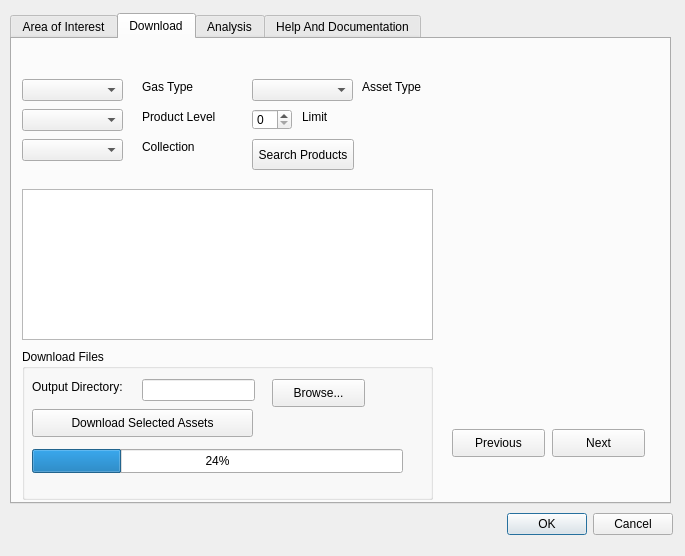
Above: widget.ui from akanyaser/carbon_mapper_tool before the change. Below: the same form after it.
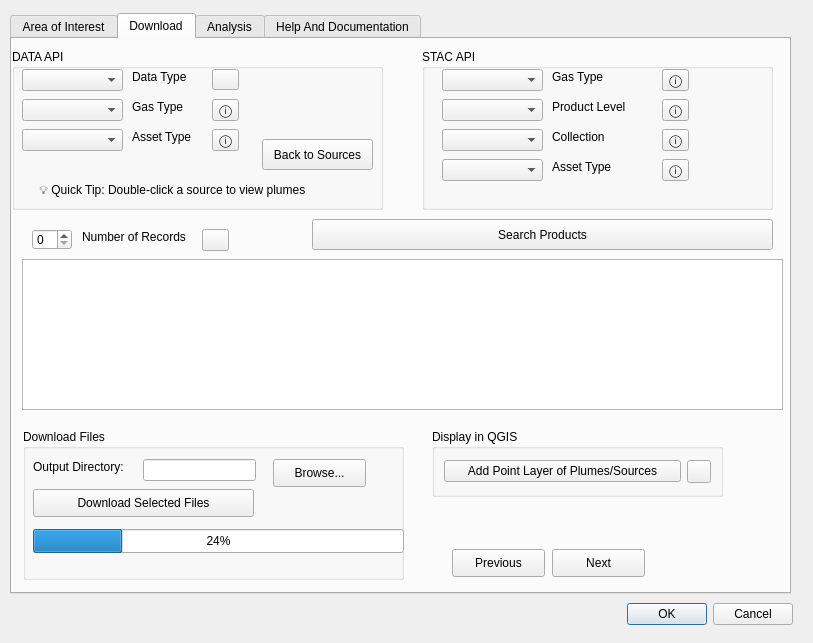
That is the form after the change. The open tabs and pages were chosen to show the change.

Commit message: Release v1.0.0: refactor plugin, add statistical comparison tool and update Data API support

What changed in the file:
```diff
--- a/widget.ui
+++ b/widget.ui
@@ -6,8 +6,8 @@
    <rect>
     <x>0</x>
     <y>0</y>
-    <width>685</width>
-    <height>556</height>
+    <width>813</width>
+    <height>643</height>
    </rect>
   </property>
   <property name="windowTitle">
@@ -18,12 +18,12 @@
     <rect>
      <x>10</x>
      <y>13</y>
-     <width>661</width>
-     <height>491</height>
+     <width>781</width>
+     <height>581</height>
     </rect>
    </property>
    <property name="currentIndex">
-    <number>1</number>
+    <number>2</number>
    </property>
    <widget class="QWidget" name="tab">
     <attribute name="title">
@@ -32,8 +32,8 @@
     <widget class="QLineEdit" name="token_input">
      <property name="geometry">
       <rect>
-       <x>0</x>
-       <y>10</y>
+       <x>10</x>
+       <y>50</y>
        <width>131</width>
        <height>24</height>
       </rect>
@@ -42,8 +42,8 @@
     <widget class="QLabel" name="label">
      <property name="geometry">
       <rect>
-       <x>140</x>
-       <y>10</y>
+       <x>150</x>
+       <y>50</y>
        <width>171</width>
        <height>16</height>
       </rect>
@@ -56,7 +56,7 @@
      <property name="geometry">
       <rect>
        <x>20</x>
-       <y>330</y>
+       <y>400</y>
        <width>63</width>
        <height>16</height>
       </rect>
@@ -69,7 +69,7 @@
      <property name="geometry">
       <rect>
        <x>90</x>
-       <y>330</y>
+       <y>400</y>
        <width>90</width>
        <height>24</height>
       </rect>
@@ -82,7 +82,7 @@
      <property name="geometry">
       <rect>
        <x>20</x>
-       <y>360</y>
+       <y>430</y>
        <width>56</width>
        <height>16</height>
       </rect>
@@ -95,7 +95,7 @@
      <property name="geometry">
       <rect>
        <x>90</x>
-       <y>360</y>
+       <y>430</y>
        <width>90</width>
        <height>24</height>
       </rect>
@@ -108,7 +108,7 @@
      <property name="geometry">
       <rect>
        <x>10</x>
-       <y>40</y>
+       <y>90</y>
        <width>191</width>
        <height>20</height>
       </rect>
@@ -124,7 +124,7 @@
      <property name="geometry">
       <rect>
        <x>10</x>
-       <y>60</y>
+       <y>110</y>
        <width>181</width>
        <height>20</height>
       </rect>
@@ -137,7 +137,7 @@
      <property name="geometry">
       <rect>
        <x>10</x>
-       <y>100</y>
+       <y>170</y>
        <width>261</width>
        <height>157</height>
       </rect>
@@ -192,7 +192,7 @@
      <property name="geometry">
       <rect>
        <x>10</x>
-       <y>280</y>
+       <y>350</y>
        <width>261</width>
        <height>28</height>
       </rect>
@@ -214,86 +214,100 @@
       <string>Next</string>
      </property>
     </widget>
+    <widget class="QRadioButton" name="radio_layer_aoi">
+     <property name="geometry">
+      <rect>
+       <x>10</x>
+       <y>130</y>
+       <width>91</width>
+       <height>20</height>
+      </rect>
+     </property>
+     <property name="text">
+      <string>Layer AOI:</string>
+     </property>
+    </widget>
+    <widget class="QComboBox" name="combo_aoi_layer">
+     <property name="geometry">
+      <rect>
+       <x>100</x>
+       <y>130</y>
+       <width>81</width>
+       <height>22</height>
+      </rect>
+     </property>
+    </widget>
+    <widget class="QComboBox" name="combo_api">
+     <property name="geometry">
+      <rect>
+       <x>10</x>
+       <y>20</y>
+       <width>131</width>
+       <height>22</height>
+      </rect>
+     </property>
+    </widget>
+    <widget class="QLabel" name="label_api">
+     <property name="geometry">
+      <rect>
+       <x>150</x>
+       <y>20</y>
+       <width>55</width>
+       <height>16</height>
+      </rect>
+     </property>
+     <property name="text">
+      <string>API </string>
+     </property>
+    </widget>
+    <widget class="QLabel" name="lbl_token_help">
+     <property name="geometry">
+      <rect>
+       <x>330</x>
+       <y>50</y>
+       <width>71</width>
+       <height>16</height>
+      </rect>
+     </property>
+     <property name="font">
+      <font>
+       <italic>true</italic>
+      </font>
+     </property>
+     <property name="text">
+      <string>&lt;a href=&quot;#&quot;&gt;Need Help?&lt;/a&gt;</string>
+     </property>
+     <property name="textFormat">
+      <enum>Qt::RichText</enum>
+     </property>
+     <property name="openExternalLinks">
+      <bool>false</bool>
+     </property>
+    </widget>
+    <widget class="QToolButton" name="btn_info_api_type">
+     <property name="geometry">
+      <rect>
+       <x>350</x>
+       <y>20</y>
+       <width>27</width>
+       <height>22</height>
+      </rect>
+     </property>
+     <property name="text">
+      <string/>
+     </property>
+    </widget>
    </widget>
    <widget class="QWidget" name="tab_2">
     <attribute name="title">
      <string>Download</string>
     </attribute>
-    <widget class="QComboBox" name="collection_combo">
-     <property name="geometry">
-      <rect>
-       <x>10</x>
-       <y>100</y>
-       <width>101</width>
-       <height>22</height>
-      </rect>
-     </property>
-    </widget>
-    <widget class="QLabel" name="label_2">
-     <property name="geometry">
-      <rect>
-       <x>130</x>
-       <y>100</y>
-       <width>55</width>
-       <height>16</height>
-      </rect>
-     </property>
-     <property name="text">
-      <string>Collection</string>
-     </property>
-    </widget>
-    <widget class="QComboBox" name="asset_combo">
-     <property name="geometry">
-      <rect>
-       <x>240</x>
-       <y>40</y>
-       <width>101</width>
-       <height>22</height>
-      </rect>
-     </property>
-    </widget>
-    <widget class="QLabel" name="label_3">
-     <property name="geometry">
-      <rect>
-       <x>350</x>
-       <y>40</y>
-       <width>63</width>
-       <height>16</height>
-      </rect>
-     </property>
-     <property name="text">
-      <string>Asset Type</string>
-     </property>
-    </widget>
-    <widget class="QSpinBox" name="limit_spin">
-     <property name="geometry">
-      <rect>
-       <x>240</x>
-       <y>70</y>
-       <width>40</width>
-       <height>21</height>
-      </rect>
-     </property>
-    </widget>
-    <widget class="QLabel" name="label_4">
-     <property name="geometry">
-      <rect>
-       <x>290</x>
-       <y>70</y>
-       <width>27</width>
-       <height>16</height>
-      </rect>
-     </property>
-     <property name="text">
-      <string>Limit</string>
-     </property>
-    </widget>
     <widget class="QTableWidget" name="products_table">
      <property name="geometry">
       <rect>
        <x>10</x>
-       <y>150</y>
-       <width>411</width>
+       <y>220</y>
+       <width>761</width>
        <height>151</height>
       </rect>
      </property>
@@ -301,9 +315,9 @@
     <widget class="QPushButton" name="search_btn">
      <property name="geometry">
       <rect>
-       <x>240</x>
-       <y>100</y>
-       <width>102</width>
+       <x>300</x>
+       <y>180</y>
+       <width>461</width>
        <height>31</height>
       </rect>
      </property>
@@ -314,9 +328,9 @@
     <widget class="QGroupBox" name="groupBox_2">
      <property name="geometry">
       <rect>
-       <x>10</x>
-       <y>310</y>
-       <width>411</width>
+       <x>11</x>
+       <y>390</y>
+       <width>381</width>
        <height>151</height>
       </rect>
      </property>
@@ -333,7 +347,7 @@
        </rect>
       </property>
       <property name="text">
-       <string>Download Selected Assets</string>
+       <string>Download Selected Files</string>
       </property>
      </widget>
      <widget class="QLabel" name="label_9">
@@ -393,7 +407,7 @@
      <property name="geometry">
       <rect>
        <x>540</x>
-       <y>390</y>
+       <y>510</y>
        <width>93</width>
        <height>28</height>
       </rect>
@@ -406,7 +420,7 @@
      <property name="geometry">
       <rect>
        <x>440</x>
-       <y>390</y>
+       <y>510</y>
        <width>93</width>
        <height>28</height>
       </rect>
@@ -415,291 +429,588 @@
       <string>Previous</string>
      </property>
     </widget>
-    <widget class="QComboBox" name="combo_gas">
+    <widget class="QGroupBox" name="groupBox_3">
      <property name="geometry">
       <rect>
-       <x>10</x>
-       <y>40</y>
-       <width>101</width>
-       <height>22</height>
-      </rect>
-     </property>
-    </widget>
-    <widget class="QLabel" name="label_15">
-     <property name="geometry">
-      <rect>
-       <x>130</x>
-       <y>40</y>
-       <width>55</width>
-       <height>16</height>
-      </rect>
-     </property>
-     <property name="text">
-      <string>Gas Type</string>
-     </property>
-    </widget>
-    <widget class="QLabel" name="label_16">
-     <property name="geometry">
-      <rect>
-       <x>130</x>
-       <y>70</y>
-       <width>81</width>
-       <height>16</height>
-      </rect>
-     </property>
-     <property name="text">
-      <string>Product Level</string>
-     </property>
-    </widget>
-    <widget class="QComboBox" name="combo_level">
-     <property name="geometry">
-      <rect>
-       <x>10</x>
-       <y>70</y>
-       <width>101</width>
-       <height>22</height>
-      </rect>
-     </property>
-    </widget>
-   </widget>
-   <widget class="QWidget" name="Analysis">
-    <attribute name="title">
-     <string>Analysis</string>
-    </attribute>
-    <widget class="QPushButton" name="analysis_prev_btn">
-     <property name="geometry">
-      <rect>
-       <x>540</x>
+       <x>420</x>
        <y>390</y>
-       <width>93</width>
-       <height>28</height>
-      </rect>
-     </property>
-     <property name="text">
-      <string>Previous</string>
-     </property>
-    </widget>
-    <widget class="QGroupBox" name="group_box_ei">
-     <property name="geometry">
-      <rect>
-       <x>340</x>
-       <y>20</y>
        <width>291</width>
-       <height>351</height>
+       <height>68</height>
       </rect>
      </property>
      <property name="title">
-      <string>Plume Environmental Impact Analysis</string>
+      <string>Display in QGIS</string>
      </property>
-     <widget class="QLabel" name="label_13">
-      <property name="geometry">
-       <rect>
-        <x>10</x>
-        <y>30</y>
-        <width>191</width>
-        <height>16</height>
-       </rect>
-      </property>
-      <property name="text">
-       <string>Select Vector Layer For Analysis:</string>
-      </property>
-     </widget>
-     <widget class="QComboBox" name="analysis_vector_combo">
-      <property name="geometry">
-       <rect>
-        <x>10</x>
-        <y>50</y>
-        <width>250</width>
-        <height>22</height>
-       </rect>
-      </property>
-     </widget>
-     <widget class="QLabel" name="label_14">
-      <property name="geometry">
-       <rect>
-        <x>10</x>
-        <y>80</y>
-        <width>141</width>
-        <height>16</height>
-       </rect>
-      </property>
-      <property name="text">
-       <string>Save Analysis Result To:</string>
-      </property>
-     </widget>
-     <widget class="QLineEdit" name="analysis_output_input_ei">
-      <property name="geometry">
-       <rect>
-        <x>10</x>
-        <y>110</y>
-        <width>113</width>
-        <height>22</height>
-       </rect>
-      </property>
-     </widget>
-     <widget class="QPushButton" name="btn_browse_ei">
-      <property name="geometry">
-       <rect>
-        <x>140</x>
-        <y>110</y>
-        <width>93</width>
-        <height>28</height>
-       </rect>
-      </property>
-      <property name="text">
-       <string>Browse...</string>
-      </property>
-     </widget>
-     <widget class="QPushButton" name="btn_run_analysis_ei">
-      <property name="geometry">
-       <rect>
-        <x>10</x>
-        <y>150</y>
-        <width>171</width>
-        <height>28</height>
-       </rect>
-      </property>
-      <property name="text">
-       <string>Run Environmental Analysis</string>
-      </property>
-     </widget>
-     <widget class="QTextEdit" name="analysis_report_txt_ei">
-      <property name="geometry">
-       <rect>
-        <x>20</x>
-        <y>190</y>
-        <width>251</width>
-        <height>151</height>
-       </rect>
-      </property>
-      <property name="readOnly">
-       <bool>true</bool>
-      </property>
-     </widget>
+     <layout class="QHBoxLayout" name="horizontalLayout">
+      <item>
+       <widget class="QPushButton" name="load_features_btn">
+        <property name="text">
+         <string>Add Point Layer of Plumes/Sources</string>
+        </property>
+       </widget>
+      </item>
+      <item>
+       <widget class="QToolButton" name="btn_info_points">
+        <property name="text">
+         <string/>
+        </property>
+       </widget>
+      </item>
+     </layout>
     </widget>
-    <widget class="QGroupBox" name="group_box_hotspot">
+    <widget class="QGroupBox" name="groupBox_stac_api">
      <property name="geometry">
       <rect>
-       <x>20</x>
-       <y>20</y>
-       <width>281</width>
-       <height>411</height>
+       <x>410</x>
+       <y>10</y>
+       <width>351</width>
+       <height>161</height>
       </rect>
      </property>
      <property name="title">
-      <string>Hotspot Analysis</string>
+      <string>STAC API</string>
      </property>
-     <widget class="QLabel" name="label_10">
+     <widget class="QComboBox" name="stac_combo_level">
       <property name="geometry">
        <rect>
-        <x>10</x>
-        <y>30</y>
-        <width>191</width>
+        <x>20</x>
+        <y>50</y>
+        <width>101</width>
+        <height>22</height>
+       </rect>
+      </property>
+     </widget>
+     <widget class="QLabel" name="level_label">
+      <property name="geometry">
+       <rect>
+        <x>130</x>
+        <y>50</y>
+        <width>81</width>
         <height>16</height>
        </rect>
       </property>
       <property name="text">
-       <string>Select Raster Layer For Analysis:</string>
+       <string>Product Level</string>
       </property>
      </widget>
-     <widget class="QComboBox" name="analysis_raster_combo">
+     <widget class="QComboBox" name="stac_combo_collection">
       <property name="geometry">
        <rect>
-        <x>10</x>
-        <y>50</y>
-        <width>250</width>
+        <x>20</x>
+        <y>80</y>
+        <width>101</width>
         <height>22</height>
        </rect>
       </property>
      </widget>
-     <widget class="QLabel" name="label_11">
+     <widget class="QLabel" name="collection_combo_label">
       <property name="geometry">
        <rect>
-        <x>10</x>
+        <x>130</x>
         <y>80</y>
-        <width>207</width>
+        <width>55</width>
         <height>16</height>
        </rect>
       </property>
       <property name="text">
-       <string>Emission Threshold Value (ppm/m):</string>
+       <string>Collection</string>
       </property>
      </widget>
-     <widget class="QLineEdit" name="txt_threshold">
+     <widget class="QComboBox" name="stac_combo_gas">
       <property name="geometry">
        <rect>
-        <x>10</x>
-        <y>100</y>
+        <x>20</x>
+        <y>20</y>
+        <width>101</width>
+        <height>22</height>
+       </rect>
+      </property>
+     </widget>
+     <widget class="QLabel" name="stac_gas_Type_label">
+      <property name="geometry">
+       <rect>
+        <x>130</x>
+        <y>20</y>
+        <width>55</width>
+        <height>16</height>
+       </rect>
+      </property>
+      <property name="text">
+       <string>Gas Type</string>
+      </property>
+     </widget>
+     <widget class="QComboBox" name="stac_combo_asset">
+      <property name="geometry">
+       <rect>
+        <x>20</x>
+        <y>110</y>
+        <width>101</width>
+        <height>22</height>
+       </rect>
+      </property>
+     </widget>
+     <widget class="QLabel" name="stac_api_asset_type_label">
+      <property name="geometry">
+       <rect>
+        <x>130</x>
+        <y>110</y>
         <width>71</width>
-        <height>24</height>
+        <height>16</height>
        </rect>
       </property>
       <property name="text">
-       <string>100</string>
+       <string>Asset Type</string>
       </property>
      </widget>
-     <widget class="QPushButton" name="analysis_browse_btn">
+     <widget class="QToolButton" name="btn_info_stac_gas">
       <property name="geometry">
        <rect>
-        <x>160</x>
-        <y>150</y>
-        <width>93</width>
-        <height>28</height>
+        <x>240</x>
+        <y>20</y>
+        <width>27</width>
+        <height>22</height>
        </rect>
       </property>
       <property name="text">
-       <string>Browse...</string>
+       <string>ⓘ</string>
       </property>
      </widget>
-     <widget class="QLabel" name="label_12">
+     <widget class="QToolButton" name="btn_info_level">
+      <property name="geometry">
+       <rect>
+        <x>240</x>
+        <y>50</y>
+        <width>27</width>
+        <height>22</height>
+       </rect>
+      </property>
+      <property name="text">
+       <string>ⓘ</string>
+      </property>
+     </widget>
+     <widget class="QToolButton" name="btn_info_collection">
+      <property name="geometry">
+       <rect>
+        <x>240</x>
+        <y>80</y>
+        <width>27</width>
+        <height>22</height>
+       </rect>
+      </property>
+      <property name="text">
+       <string>ⓘ</string>
+      </property>
+     </widget>
+     <widget class="QToolButton" name="btn_info_stac_asset">
+      <property name="geometry">
+       <rect>
+        <x>240</x>
+        <y>110</y>
+        <width>27</width>
+        <height>22</height>
+       </rect>
+      </property>
+      <property name="text">
+       <string>ⓘ</string>
+      </property>
+     </widget>
+    </widget>
+    <widget class="QGroupBox" name="groupBox_data_api">
+     <property name="geometry">
+      <rect>
+       <x>0</x>
+       <y>10</y>
+       <width>371</width>
+       <height>161</height>
+      </rect>
+     </property>
+     <property name="title">
+      <string>DATA API</string>
+     </property>
+     <widget class="QComboBox" name="combo_data_type">
+      <property name="geometry">
+       <rect>
+        <x>10</x>
+        <y>20</y>
+        <width>101</width>
+        <height>22</height>
+       </rect>
+      </property>
+     </widget>
+     <widget class="QComboBox" name="combo_gas">
+      <property name="geometry">
+       <rect>
+        <x>10</x>
+        <y>50</y>
+        <width>101</width>
+        <height>22</height>
+       </rect>
+      </property>
+     </widget>
+     <widget class="QComboBox" name="asset_combo">
+      <property name="geometry">
+       <rect>
+        <x>10</x>
+        <y>80</y>
+        <width>101</width>
+        <height>22</height>
+       </rect>
+      </property>
+     </widget>
+     <widget class="QLabel" name="label_3">
+      <property name="geometry">
+       <rect>
+        <x>120</x>
+        <y>80</y>
+        <width>63</width>
+        <height>16</height>
+       </rect>
+      </property>
+      <property name="text">
+       <string>Asset Type</string>
+      </property>
+     </widget>
+     <widget class="QLabel" name="label_17">
+      <property name="geometry">
+       <rect>
+        <x>120</x>
+        <y>20</y>
+        <width>61</width>
+        <height>16</height>
+       </rect>
+      </property>
+      <property name="text">
+       <string>Data Type</string>
+      </property>
+     </widget>
+     <widget class="QLabel" name="data_gas_type_label">
+      <property name="geometry">
+       <rect>
+        <x>120</x>
+        <y>50</y>
+        <width>55</width>
+        <height>16</height>
+       </rect>
+      </property>
+      <property name="text">
+       <string>Gas Type</string>
+      </property>
+     </widget>
+     <widget class="QPushButton" name="btn_back_to_sources">
+      <property name="geometry">
+       <rect>
+        <x>250</x>
+        <y>90</y>
+        <width>111</width>
+        <height>31</height>
+       </rect>
+      </property>
+      <property name="text">
+       <string>Back to Sources</string>
+      </property>
+     </widget>
+     <widget class="QToolButton" name="btn_info_data_type">
+      <property name="geometry">
+       <rect>
+        <x>200</x>
+        <y>20</y>
+        <width>27</width>
+        <height>21</height>
+       </rect>
+      </property>
+      <property name="text">
+       <string/>
+      </property>
+     </widget>
+     <widget class="QToolButton" name="btn_info_gas">
+      <property name="geometry">
+       <rect>
+        <x>200</x>
+        <y>50</y>
+        <width>27</width>
+        <height>22</height>
+       </rect>
+      </property>
+      <property name="text">
+       <string>ⓘ</string>
+      </property>
+     </widget>
+     <widget class="QToolButton" name="btn_info_asset">
+      <property name="geometry">
+       <rect>
+        <x>200</x>
+        <y>80</y>
+        <width>27</width>
+        <height>22</height>
+       </rect>
+      </property>
+      <property name="text">
+       <string>ⓘ</string>
+      </property>
+     </widget>
+     <widget class="QToolButton" name="btn_quick_tip">
       <property name="geometry">
        <rect>
         <x>10</x>
         <y>130</y>
-        <width>141</width>
-        <height>16</height>
+        <width>301</width>
+        <height>22</height>
        </rect>
       </property>
       <property name="text">
-       <string>Save Analysis Result To:</string>
+       <string>💡 Quick Tip: Double-click a source to view plumes</string>
       </property>
-     </widget>
-     <widget class="QLineEdit" name="analysis_output_input">
-      <property name="geometry">
-       <rect>
-        <x>10</x>
-        <y>150</y>
-        <width>137</width>
-        <height>24</height>
-       </rect>
+      <property name="toolButtonStyle">
+       <enum>Qt::ToolButtonTextOnly</enum>
       </property>
-     </widget>
-     <widget class="QPushButton" name="analysis_btn">
-      <property name="geometry">
-       <rect>
-        <x>10</x>
-        <y>180</y>
-        <width>128</width>
-        <height>28</height>
-       </rect>
-      </property>
-      <property name="text">
-       <string>Run Hotspot Analysis</string>
-      </property>
-     </widget>
-     <widget class="QTextEdit" name="analysis_report_txt">
-      <property name="geometry">
-       <rect>
-        <x>10</x>
-        <y>220</y>
-        <width>261</width>
-        <height>181</height>
-       </rect>
-      </property>
-      <property name="readOnly">
+      <property name="autoRaise">
        <bool>true</bool>
       </property>
      </widget>
+    </widget>
+    <widget class="QSpinBox" name="limit_spin">
+     <property name="geometry">
+      <rect>
+       <x>20</x>
+       <y>190</y>
+       <width>40</width>
+       <height>21</height>
+      </rect>
+     </property>
+    </widget>
+    <widget class="QLabel" name="label_4">
+     <property name="geometry">
+      <rect>
+       <x>70</x>
+       <y>190</y>
+       <width>121</width>
+       <height>16</height>
+      </rect>
+     </property>
+     <property name="text">
+      <string>Number of Records</string>
+     </property>
+    </widget>
+    <widget class="QToolButton" name="btn_info_nor">
+     <property name="geometry">
+      <rect>
+       <x>190</x>
+       <y>190</y>
+       <width>27</width>
+       <height>22</height>
+      </rect>
+     </property>
+     <property name="text">
+      <string/>
+     </property>
+    </widget>
+   </widget>
+   <widget class="QWidget" name="Analysis">
+    <attribute name="title">
+     <string>Analysis</string>
+    </attribute>
+    <widget class="QPushButton" name="analysis_prev_btn">
+     <property name="geometry">
+      <rect>
+       <x>580</x>
+       <y>520</y>
+       <width>93</width>
+       <height>28</height>
+      </rect>
+     </property>
+     <property name="text">
+      <string>Previous</string>
+     </property>
+    </widget>
+    <widget class="QGroupBox" name="groupBox_4">
+     <property name="geometry">
+      <rect>
+       <x>30</x>
+       <y>10</y>
+       <width>711</width>
+       <height>281</height>
+      </rect>
+     </property>
+     <property name="title">
+      <string>Statistical Comparison Tool</string>
+     </property>
+     <widget class="QLabel" name="lbl_polygon">
+      <property name="geometry">
+       <rect>
+        <x>10</x>
+        <y>30</y>
+        <width>91</width>
+        <height>16</height>
+       </rect>
+      </property>
+      <property name="text">
+       <string>Polygon Layer:</string>
+      </property>
+     </widget>
+     <widget class="QComboBox" name="combo_polygon_layer">
+      <property name="geometry">
+       <rect>
+        <x>110</x>
+        <y>30</y>
+        <width>73</width>
+        <height>22</height>
+       </rect>
+      </property>
+     </widget>
+     <widget class="QLabel" name="lbl_gas">
+      <property name="geometry">
+       <rect>
+        <x>10</x>
+        <y>60</y>
+        <width>61</width>
+        <height>16</height>
+       </rect>
+      </property>
+      <property name="text">
+       <string>Gas Type:</string>
+      </property>
+     </widget>
+     <widget class="QComboBox" name="combo_compare_gas">
+      <property name="geometry">
+       <rect>
+        <x>110</x>
+        <y>60</y>
+        <width>73</width>
+        <height>22</height>
+       </rect>
+      </property>
+     </widget>
+     <widget class="QLabel" name="lbl_start">
+      <property name="geometry">
+       <rect>
+        <x>210</x>
+        <y>60</y>
+        <width>61</width>
+        <height>16</height>
+       </rect>
+      </property>
+      <property name="text">
+       <string>Start Date:</string>
+      </property>
+     </widget>
+     <widget class="QDateEdit" name="start_compare_date">
+      <property name="geometry">
+       <rect>
+        <x>280</x>
+        <y>60</y>
+        <width>110</width>
+        <height>22</height>
+       </rect>
+      </property>
+     </widget>
+     <widget class="QLabel" name="lbl_end">
+      <property name="geometry">
+       <rect>
+        <x>420</x>
+        <y>60</y>
+        <width>55</width>
+        <height>16</height>
+       </rect>
+      </property>
+      <property name="text">
+       <string>End Date:</string>
+      </property>
+     </widget>
+     <widget class="QDateEdit" name="end_compare_date">
+      <property name="geometry">
+       <rect>
+        <x>480</x>
+        <y>60</y>
+        <width>110</width>
+        <height>22</height>
+       </rect>
+      </property>
+     </widget>
+     <widget class="QPushButton" name="btn_compare">
+      <property name="geometry">
+       <rect>
+        <x>440</x>
+        <y>240</y>
+        <width>211</width>
+        <height>28</height>
+       </rect>
+      </property>
+      <property name="text">
+       <string>Compare</string>
+      </property>
+     </widget>
+     <widget class="QLabel" name="label_2">
+      <property name="geometry">
+       <rect>
+        <x>220</x>
+        <y>30</y>
+        <width>111</width>
+        <height>16</height>
+       </rect>
+      </property>
+      <property name="text">
+       <string>Comparison Field:</string>
+      </property>
+     </widget>
+     <widget class="QComboBox" name="combo_compare_field">
+      <property name="geometry">
+       <rect>
+        <x>330</x>
+        <y>30</y>
+        <width>73</width>
+        <height>22</height>
+       </rect>
+      </property>
+     </widget>
+     <widget class="QListWidget" name="list_regions">
+      <property name="geometry">
+       <rect>
+        <x>10</x>
+        <y>90</y>
+        <width>421</width>
+        <height>181</height>
+       </rect>
+      </property>
+      <property name="selectionMode">
+       <enum>QAbstractItemView::ExtendedSelection</enum>
+      </property>
+     </widget>
+    </widget>
+    <widget class="QGroupBox" name="groupBox_5">
+     <property name="geometry">
+      <rect>
+       <x>30</x>
+       <y>300</y>
+       <width>711</width>
+       <height>211</height>
+      </rect>
+     </property>
+     <property name="title">
+      <string>Results</string>
+     </property>
+     <widget class="QTableWidget" name="table_statistics">
+      <property name="geometry">
+       <rect>
+        <x>10</x>
+        <y>30</y>
+        <width>691</width>
+        <height>181</height>
+       </rect>
+      </property>
+     </widget>
+    </widget>
+    <widget class="QPushButton" name="btn_export_statistics">
+     <property name="geometry">
+      <rect>
+       <x>40</x>
+       <y>520</y>
+       <width>93</width>
+       <height>28</height>
+      </rect>
+     </property>
+     <property name="text">
+      <string>Export CSV</string>
+     </property>
     </widget>
    </widget>
    <widget class="QWidget" name="tab_help">
@@ -711,8 +1022,8 @@
       <rect>
        <x>-5</x>
        <y>1</y>
-       <width>661</width>
-       <height>441</height>
+       <width>771</width>
+       <height>551</height>
       </rect>
      </property>
     </widget>
@@ -721,8 +1032,8 @@
   <widget class="QDialogButtonBox" name="buttonBox">
    <property name="geometry">
     <rect>
-     <x>480</x>
-     <y>510</y>
+     <x>600</x>
+     <y>600</y>
      <width>193</width>
      <height>28</height>
     </rect>
```
The commit also changes 13 other files.
